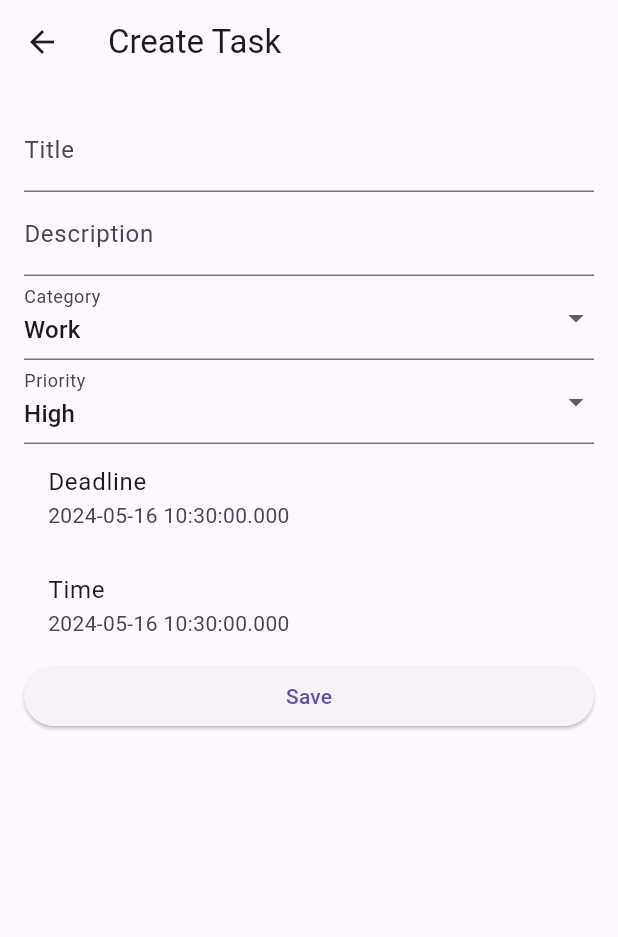
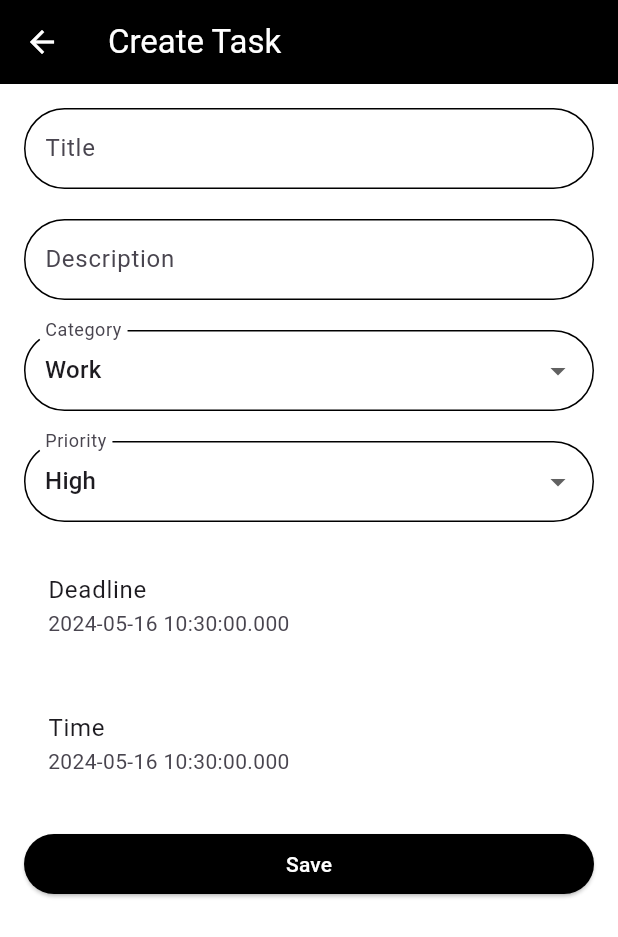
Before and after one commit to HaTem001/toDoApp-flutter-firebase, a Flutter app: the EditTaskScreen screen opened directly, on a phone screen of 412 x 824 dp. Shown: the top 937 px of the screen. Run offline on Flutter 3.47's test engine with Material 3 defaults, Android fonts, the phone set to English and light mode, and no system bars; our stand-ins replace cloud_firestore, firebase_auth, firebase_core, flutter_spinkit; accounts and stored records are empty.

Commit message:
interfaces enhancement

```diff
--- a/lib/screens/task/edit_task_screen.dart
+++ b/lib/screens/task/edit_task_screen.dart
@@ -1,8 +1,10 @@
+//edit_task_screen.dart
 import 'package:flutter/material.dart';
 import 'package:provider/provider.dart';
 import 'package:to_do_list/models/task.dart';
 import 'package:to_do_list/services/task_provider.dart';
 import '../../models/user.dart';
+import '../../shared/constants.dart';
 
 class EditTaskScreen extends StatefulWidget {
   final Task? task;
@@ -42,8 +44,11 @@ class _EditTaskScreenState extends State<EditTaskScreen> {
   @override
   Widget build(BuildContext context) {
     return Scaffold(
+      backgroundColor: Colors.white, // Set background color to black
       appBar: AppBar(
-        title: Text(widget.task == null ? 'Create Task' : 'Edit Task'),
+        iconTheme: IconThemeData(color: Colors.white), // Set the color of the back arrow to white
+        title: Text(widget.task == null ? 'Create Task' : 'Edit Task', style: TextStyle(color: Colors.white)),
+        backgroundColor: Colors.black, // Set AppBar color to dark grey
       ),
       body: Form(
         key: _formKey,
@@ -51,7 +56,7 @@ class _EditTaskScreenState extends State<EditTaskScreen> {
           padding: EdgeInsets.all(16.0),
           children: [
             TextFormField(
-              decoration: InputDecoration(labelText: 'Title'),
+              decoration: textInputDecoration.copyWith(labelText: 'Title'), // Use textInputDecoration
               initialValue: _title,
               validator: (value) {
                 if (value == null || value.isEmpty) {
@@ -61,8 +66,9 @@ class _EditTaskScreenState extends State<EditTaskScreen> {
               },
               onSaved: (value) => _title = value!,
             ),
+            const SizedBox(height: 20.0),
             TextFormField(
-              decoration: InputDecoration(labelText: 'Description'),
+              decoration: textInputDecoration.copyWith(labelText: 'Description'), // Use textInputDecoration
               initialValue: _description,
               validator: (value) {
                 if (value == null || value.isEmpty) {
@@ -72,8 +78,9 @@ class _EditTaskScreenState extends State<EditTaskScreen> {
               },
               onSaved: (value) => _description = value!,
             ),
+            const SizedBox(height: 20.0),
             DropdownButtonFormField<String>(
-              decoration: InputDecoration(labelText: 'Category'),
+              decoration: textInputDecoration.copyWith(labelText: 'Category'), // Use textInputDecoration
               value: _category,
               items: <String>['Work', 'Personal', 'Others']
                   .map<DropdownMenuItem<String>>((String value) {
@@ -84,8 +91,9 @@ class _EditTaskScreenState extends State<EditTaskScreen> {
               }).toList(),
               onChanged: (value) => _category = value!,
             ),
+            const SizedBox(height: 20.0),
             DropdownButtonFormField<String>(
-              decoration: InputDecoration(labelText: 'Priority'),
+              decoration: textInputDecoration.copyWith(labelText: 'Priority'), // Use textInputDecoration
               value: _priority,
               items: <String>['High', 'Medium', 'Low']
                   .map<DropdownMenuItem<String>>((String value) {
@@ -96,6 +104,8 @@ class _EditTaskScreenState extends State<EditTaskScreen> {
               }).toList(),
               onChanged: (value) => _priority = value!,
             ),
+            const SizedBox(height: 20.0),
+
 
             ListTile(
               title: Text('Deadline'),
@@ -113,6 +123,7 @@ class _EditTaskScreenState extends State<EditTaskScreen> {
                   });
               },
             ),
+            const SizedBox(height: 20.0),
             ListTile(
               title: Text('Time'),
               subtitle: Text(_deadline.toString()),
@@ -134,7 +145,11 @@ class _EditTaskScreenState extends State<EditTaskScreen> {
                 }
               },
             ),
+            const SizedBox(height: 20.0),
             ElevatedButton(
+              style: ElevatedButton.styleFrom(
+                backgroundColor: Colors.black, // Set the background color to black
+              ),
               onPressed: () {
                 if (_formKey.currentState!.validate()) {
                   _formKey.currentState!.save();
@@ -160,8 +175,10 @@ class _EditTaskScreenState extends State<EditTaskScreen> {
                   Navigator.pop(context);
                 }
               },
-              child: Text(widget.task == null ? 'Save' : 'Update'), // Change button text based on task existence
-            ),
+              child: Text(
+                widget.task == null ? 'Save' : 'Update',
+                style: TextStyle(color: Colors.white), // Set the text color to white
+              ),            ),
           ],
         ),
       ),
--- a/lib/shared/constants.dart
+++ b/lib/shared/constants.dart
@@ -1,13 +1,20 @@
+//constants.dart
 import 'package:flutter/material.dart';
 
-const textInputDecoration = InputDecoration(
+final textInputDecoration = InputDecoration(
   fillColor: Colors.white,
   filled: true,
-  contentPadding: EdgeInsets.all(12.0),
+  contentPadding: EdgeInsets.symmetric(vertical: 15.0, horizontal: 10.0),
   enabledBorder: OutlineInputBorder(
-    borderSide: BorderSide(color: Colors.white, width: 2.0),
+    borderSide: BorderSide(color: Colors.black),
+    borderRadius: BorderRadius.circular(30.0),
+  ),
+  border: OutlineInputBorder(
+    borderSide: BorderSide(color: Colors.black),
+    borderRadius: BorderRadius.circular(30.0),
   ),
   focusedBorder: OutlineInputBorder(
-    borderSide: BorderSide(color: Colors.blueGrey, width: 2.0),
+    borderSide: BorderSide(color: Colors.black),
+    borderRadius: BorderRadius.circular(30.0),
   ),
 );
```
